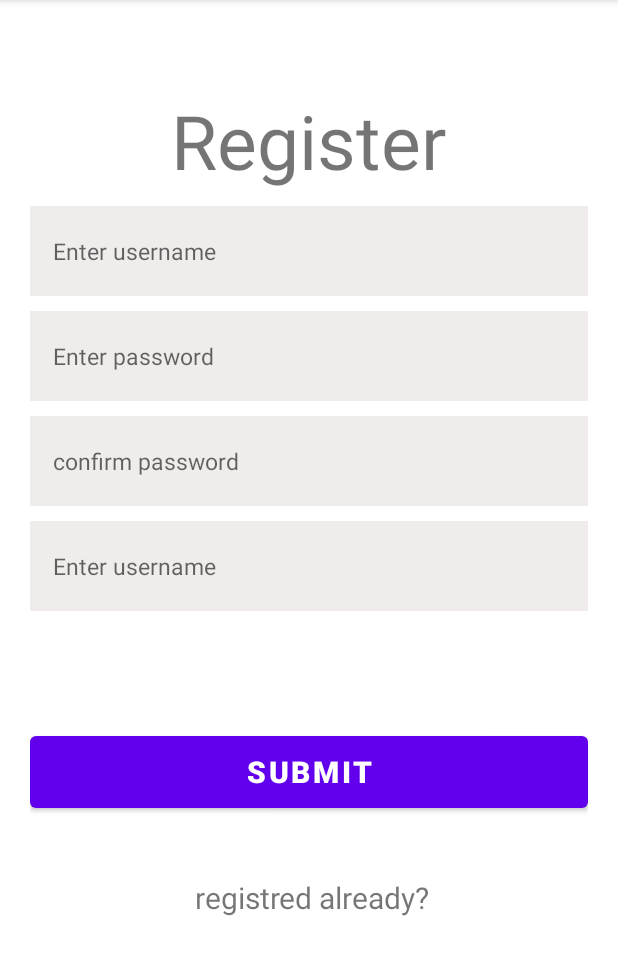
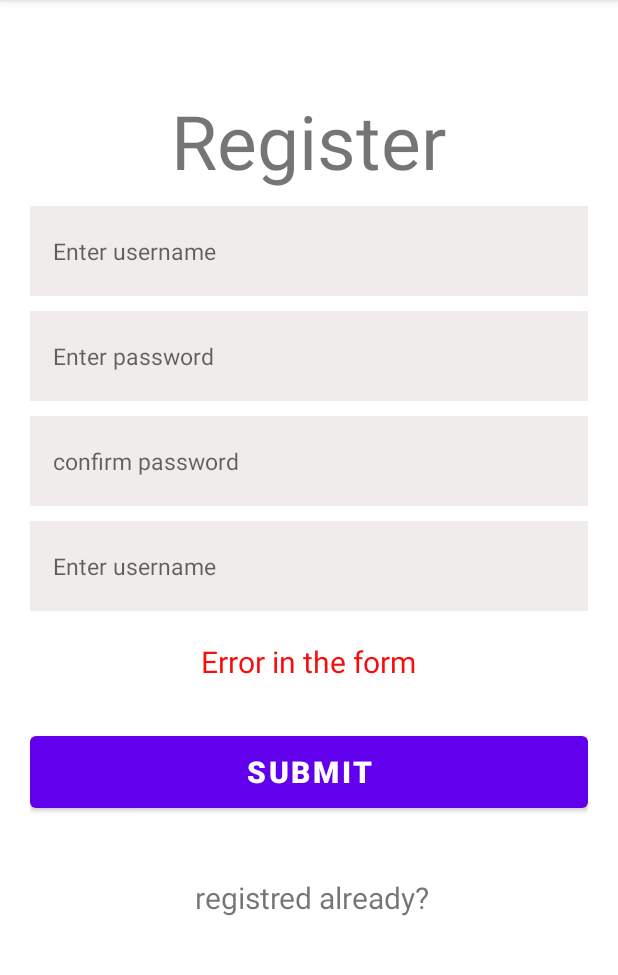
Before and after one commit to danielkariv/Algorithmic-Programming-II, an Android app: the SighUpActivity screen opened directly, with no data from a screen before it, after a tap on "SUBMIT", on a phone screen of 412 x 824 dp, the part 84-1059 px from its top. Run offline under Robolectric (Android 15) with nearby library versions, the phone set to English and light mode, and no system bars; network calls fail; 1 statement that could not run was skipped.

Commit message:
Add files via upload

```diff
--- a/part 3/MyApplication/app/src/main/java/com/example/myapplication/activities/SighUpActivity.java
+++ b/part 3/MyApplication/app/src/main/java/com/example/myapplication/activities/SighUpActivity.java
@@ -35,6 +35,7 @@ public class SighUpActivity extends AppCompatActivity {
         registerBtn.setOnClickListener(new View.OnClickListener() {
             @Override
             public void onClick(View view) {
+                TextView ev=findViewById(R.id.signuperror);
                 EditText usernameInput =findViewById(R.id.registerUsername);
                 EditText passwordInput =findViewById(R.id.registerPassword);
                 EditText confirmPasswordInput =findViewById(R.id.registerConfirmPassword);
@@ -52,16 +53,20 @@ public class SighUpActivity extends AppCompatActivity {
                     @Override
                     public void onSuccess() {
                         // successfully register new user so we move back to login form.
+                        ev.setText("");
                         finish();
+
                     }
 
                     @Override
                     public void onFailure() {
                         // TODO: report failed to login (UI element?).
+                        ev.setText("Error from server");
                     }
                 });
                 else{
                     // TODO: report invalid inputs (could be wrong password/confirm password, or empty inputs).
+                    ev.setText("Error in the form");
                 }
 
             }
```
